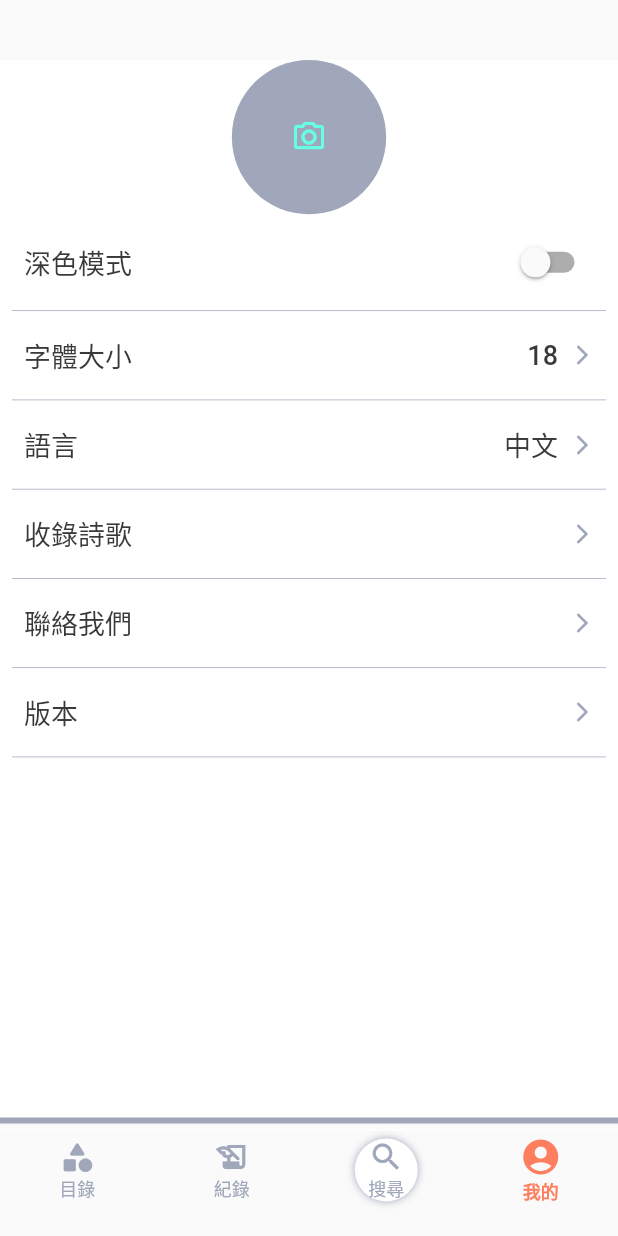
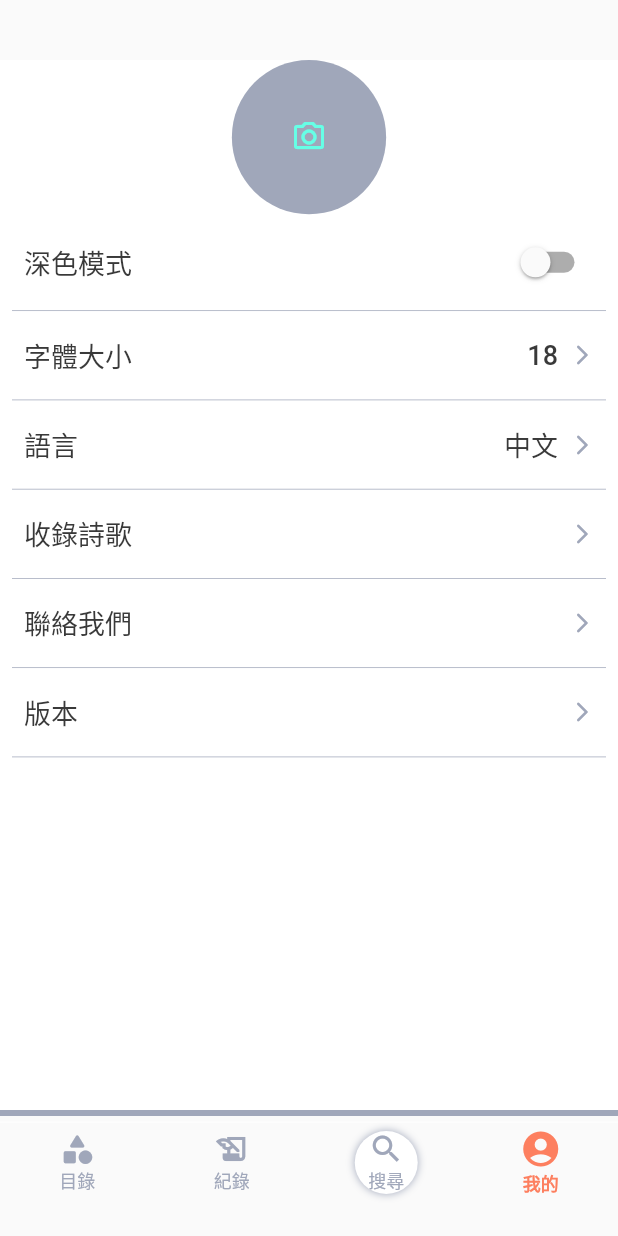
Before and after one commit to 0soul0/flutter_poetry, a Flutter app: the screen it shows after launch, item 4 of the bottom bar chosen, on a phone screen of 412 x 824 dp. Run offline on Flutter 3.47's test engine with Material 2 defaults, Android fonts, the phone set to English and light mode, and no system bars; our stand-ins replace dio, event_bus, firebase_analytics, firebase_core, firebase_messaging, floor and 14 more; missing offline and left inert: lifecycle, new_version_plus, share_extend; accounts and stored records are empty; generated files the repository leaves out were written again; network calls fail.

Commit message:
version: 2.0.3+6

```diff
--- a/lib/data/route_api.dart
+++ b/lib/data/route_api.dart
@@ -4,5 +4,5 @@ class RouteApi {
   static String imgUrl = "${baseUrl}/img/";
   static const publish = "/systemInfo.json";
   static const test = "/systemInfo_test.json";
-  static const systemInfo = test;
+  static const systemInfo = publish;
 }
--- a/lib/main.dart
+++ b/lib/main.dart
@@ -241,6 +241,12 @@ class BottomNavigationControllerState
 
   @override
   Widget build(BuildContext context) {
+    var height = 68*TextUnitWidget.textSizeTimes;
+    if(TextUnitWidget.textSizeTimes<1){
+      height = 60;
+    }else if(TextUnitWidget.textSizeTimes>1){
+      height = 68*TextUnitWidget.textSizeTimes/1.3;
+    }
     return Scaffold(
       appBar: const PreferredSize(
         preferredSize: Size.fromHeight(Dimens.bannerHeight),
@@ -250,7 +256,7 @@ class BottomNavigationControllerState
       bottomNavigationBar: Container(
         // color: Theme.of(context).colorScheme.background,
         margin: const EdgeInsets.only(bottom: Dimens.space * 2),
-        height: 60 + TextUnitWidget.textSizeTimes * 3,
+        height: height,
         child: Column(
           children: [
             const Divider(
```
Also changed, not shown: lib/presentation/views/poetry/poetryDetailController.dart (+18 -19 lines), lib/presentation/views/poetry/poetrySpectrum.dart (+25 -8 lines), lib/presentation/views/search/search_all_fragment.dart (+7 -2 lines), lib/presentation/views/widget/image_unit_widget.dart (+20 -3 lines).
